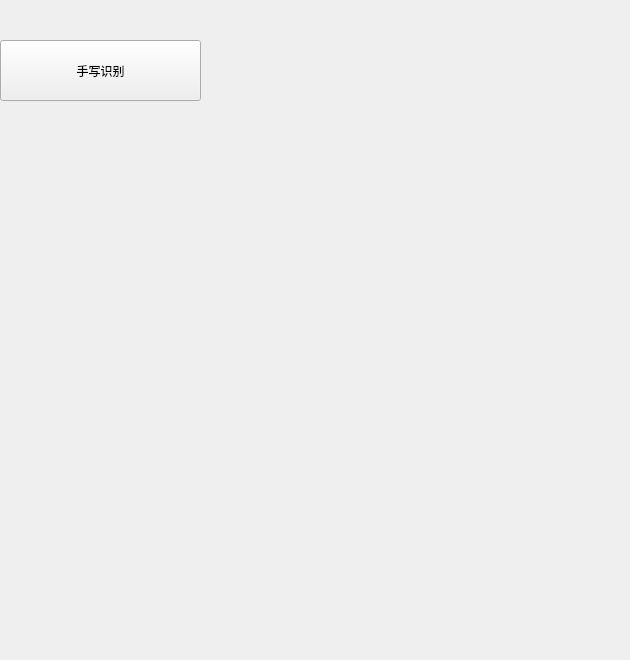
First picture: the form in HWR/HWR/hwr.ui, repository xiaojianwu/HWRDemo, before the edit.
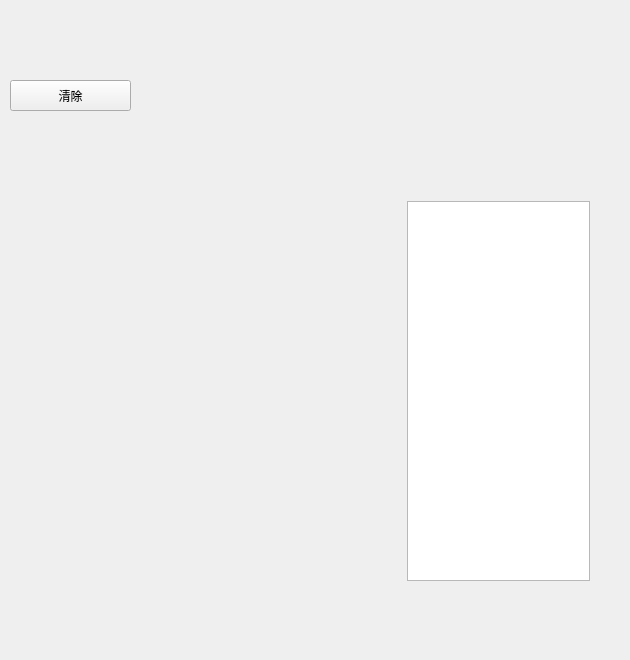
Second picture: the form after the edit.

Commit message: 界面调整

```diff
--- a/HWR/HWR/hwr.ui
+++ b/HWR/HWR/hwr.ui
@@ -16,31 +16,16 @@
   <widget class="QPushButton" name="pushButton">
    <property name="geometry">
     <rect>
-     <x>0</x>
-     <y>40</y>
-     <width>201</width>
-     <height>61</height>
+     <x>10</x>
+     <y>80</y>
+     <width>121</width>
+     <height>31</height>
     </rect>
    </property>
    <property name="text">
-    <string>手写识别</string>
+    <string>清除</string>
    </property>
   </widget>
-  <widget class="QWidget" name="horizontalLayoutWidget">
-   <property name="geometry">
-    <rect>
-     <x>0</x>
-     <y>200</y>
-     <width>581</width>
-     <height>411</height>
-    </rect>
-   </property>
-   <layout class="QHBoxLayout" name="horizontalLayout_handwriting">
-    <item>
-     <widget class="QWidget" name="widget_hwArea" native="true"/>
-    </item>
-   </layout>
-  </widget>
   <widget class="QWidget" name="">
    <property name="geometry">
     <rect>
@@ -74,6 +59,31 @@
     </item>
    </layout>
   </widget>
+  <widget class="QWidget" name="">
+   <property name="geometry">
+    <rect>
+     <x>-10</x>
+     <y>190</y>
+     <width>611</width>
+     <height>402</height>
+    </rect>
+   </property>
+   <layout class="QHBoxLayout" name="horizontalLayout_2">
+    <item>
+     <widget class="QWidget" name="widget_hwArea" native="true">
+      <property name="minimumSize">
+       <size>
+        <width>400</width>
+        <height>400</height>
+       </size>
+      </property>
+     </widget>
+    </item>
+    <item>
+     <widget class="QListWidget" name="listWidget"/>
+    </item>
+   </layout>
+  </widget>
  </widget>
  <layoutdefault spacing="6" margin="11"/>
  <resources>
```
Left out of the diff: 2 changed lines with no effect on the pictures. The commit also changes 5 other files.
